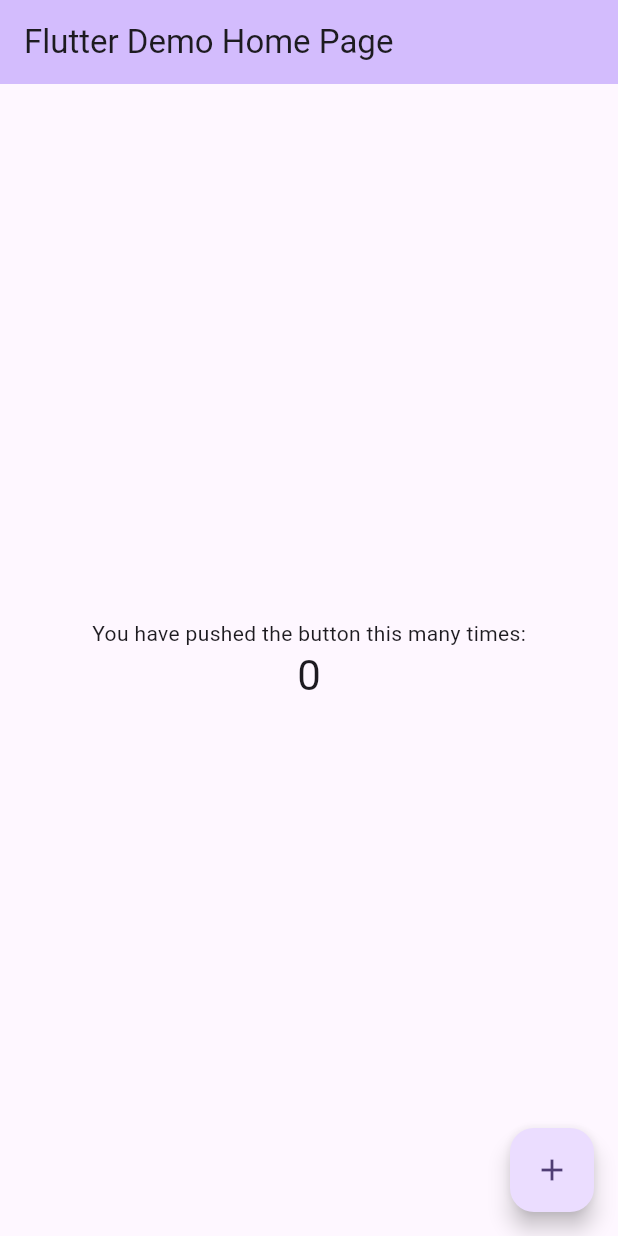
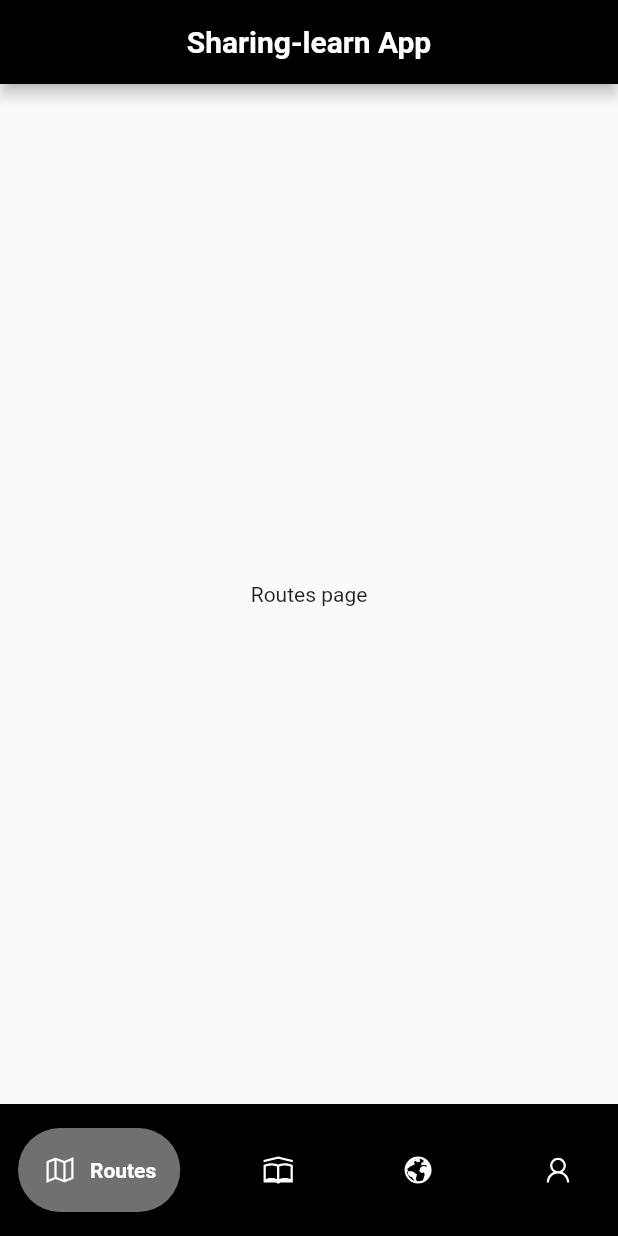
Before and after one commit to nghiatm341/2023.1_Cross-Platform_Study-Planner, a Flutter app: the screen it shows after launch, on a phone screen of 412 x 824 dp. Run offline on Flutter 3.47's test engine with Material 2 defaults, Android fonts, the phone set to English and light mode, and no system bars; drawn by our look-alikes of google_nav_bar; our stand-ins replace line_icons.

Commit message:
sample pages + bottom bar navigation

```diff
--- /dev/null
+++ b/Frontend/lib/AllPages/account_page.dart
@@ -0,0 +1,17 @@
+import 'package:flutter/material.dart';
+
+class AccountPage extends StatefulWidget {
+  const AccountPage({super.key});
+
+  @override
+  State<AccountPage> createState() => _AccountPageState();
+}
+
+class _AccountPageState extends State<AccountPage> {
+  @override
+  Widget build(BuildContext context) {
+    return Scaffold(
+      body: Center(child: Text("Account Page")),
+    );
+  }
+}
--- /dev/null
+++ b/Frontend/lib/AllPages/courses_page.dart
@@ -0,0 +1,19 @@
+import 'package:flutter/material.dart';
+
+class CoursesPage extends StatefulWidget {
+  const CoursesPage({super.key});
+
+  @override
+  State<CoursesPage> createState() => _CoursesPageState();
+}
+
+class _CoursesPageState extends State<CoursesPage> {
+  @override
+  Widget build(BuildContext context) {
+    return Scaffold(
+      body: Center(
+        child: Text("Courses Page")
+      ),
+    );
+  }
+}
--- /dev/null
+++ b/Frontend/lib/AllPages/home_page.dart
@@ -0,0 +1,84 @@
+import 'package:flutter/material.dart';
+import 'package:frontend/AllPages/account_page.dart';
+import 'package:frontend/AllPages/courses_page.dart';
+import 'package:frontend/AllPages/routes_page.dart';
+import 'package:frontend/AllPages/social_page.dart';
+import 'package:google_nav_bar/google_nav_bar.dart';
+import 'package:line_icons/line_icon.dart';
+import 'package:line_icons/line_icons.dart';
+
+class HomePage extends StatefulWidget {
+  HomePage({super.key});
+
+  @override
+  State<HomePage> createState() => _HomePageState();
+}
+
+class _HomePageState extends State<HomePage> {
+
+  int _currentIndexPage = 0;
+
+  void _navigateBottomBar(int index){
+    setState(() {
+      _currentIndexPage = index;
+    });
+  }
+
+  final List _pages = [
+    RoutesPage(),
+    CoursesPage(),
+    SocialPage(),
+    AccountPage()
+  ];
+
+  @override
+  Widget build(BuildContext context) {
+    return Scaffold(
+
+      appBar: AppBar(
+        title: Text("Sharing-learn App"),
+        centerTitle: true,
+        backgroundColor: Colors.black,
+        titleTextStyle: TextStyle(color: Colors.white, fontSize: 20, fontWeight: FontWeight.w600),
+      ),
+
+      body: _pages[_currentIndexPage],
+
+      bottomNavigationBar: Container(
+        color: Colors.black,
+
+        child: Padding(
+          padding: EdgeInsets.symmetric(horizontal: 12.0, vertical: 16),
+          child: GNav(
+            backgroundColor: Colors.black,
+            color: Colors.white,
+            activeColor: Colors.white,
+            tabBackgroundColor: Color.fromARGB(255, 112, 112, 112),
+            gap: 8,
+            padding: EdgeInsets.all(16),
+
+           onTabChange: _navigateBottomBar,
+
+            tabs: const [
+            GButton(
+              icon: LineIcons.map,
+              text: "Routes",
+            ),
+            GButton(
+              icon: LineIcons.school,
+              text: "Courses",
+            ),
+            GButton(
+              icon: LineIcons.globe,
+              text: "Social",
+            ),
+            GButton(
+              icon: LineIcons.user,
+              text: "Account",
+            ),
+          ]),
+        ),
+      ),
+    );
+  }
+}
--- /dev/null
+++ b/Frontend/lib/AllPages/routes_page.dart
@@ -0,0 +1,20 @@
+import 'package:flutter/material.dart';
+
+class RoutesPage extends StatefulWidget {
+  const RoutesPage({super.key});
+
+  @override
+  State<RoutesPage> createState() => _RoutesPageState();
+}
+
+class _RoutesPageState extends State<RoutesPage> {
+  @override
+  Widget build(BuildContext context) {
+    return Scaffold(
+
+      body: Center(
+        child: Text("Routes page"),
+      ),
+    );
+  }
+}
--- /dev/null
+++ b/Frontend/lib/AllPages/social_page.dart
@@ -0,0 +1,19 @@
+import 'package:flutter/material.dart';
+
+class SocialPage extends StatefulWidget {
+  const SocialPage({super.key});
+
+  @override
+  State<SocialPage> createState() => _SocialPageState();
+}
+
+class _SocialPageState extends State<SocialPage> {
+  @override
+  Widget build(BuildContext context) {
+    return Scaffold(
+      body: Center(
+        child: Text("Social Page"),
+      ),
+    );
+  }
+}
--- a/Frontend/lib/main.dart
+++ b/Frontend/lib/main.dart
@@ -1,4 +1,6 @@
 import 'package:flutter/material.dart';
+import 'package:frontend/AllPages/home_page.dart';
+import 'package:frontend/AllPages/routes_page.dart';
 
 void main() {
   runApp(const MyApp());
@@ -7,119 +9,11 @@ void main() {
 class MyApp extends StatelessWidget {
   const MyApp({super.key});
 
-  // This widget is the root of your application.
   @override
   Widget build(BuildContext context) {
     return MaterialApp(
-      title: 'Flutter Demo',
-      theme: ThemeData(
-        // This is the theme of your application.
-        //
-        // TRY THIS: Try running your application with "flutter run". You'll see
-        // the application has a blue toolbar. Then, without quitting the app,
-        // try changing the seedColor in the colorScheme below to Colors.green
-        // and then invoke "hot reload" (save your changes or press the "hot
-        // reload" button in a Flutter-supported IDE, or press "r" if you used
-        // the command line to start the app).
-        //
-        // Notice that the counter didn't reset back to zero; the application
-        // state is not lost during the reload. To reset the state, use hot
-        // restart instead.
-        //
-        // This works for code too, not just values: Most code changes can be
-        // tested with just a hot reload.
-        colorScheme: ColorScheme.fromSeed(seedColor: Colors.deepPurple),
-        useMaterial3: true,
-      ),
-      home: const MyHomePage(title: 'Flutter Demo Home Page'),
+      debugShowCheckedModeBanner: false,
+      home: HomePage(),
     );
   }
 }
-
-class MyHomePage extends StatefulWidget {
-  const MyHomePage({super.key, required this.title});
-
-  // This widget is the home page of your application. It is stateful, meaning
-  // that it has a State object (defined below) that contains fields that affect
-  // how it looks.
-
-  // This class is the configuration for the state. It holds the values (in this
-  // case the title) provided by the parent (in this case the App widget) and
-  // used by the build method of the State. Fields in a Widget subclass are
-  // always marked "final".
-
-  final String title;
-
-  @override
-  State<MyHomePage> createState() => _MyHomePageState();
-}
-
-class _MyHomePageState extends State<MyHomePage> {
-  int _counter = 0;
-
-  void _incrementCounter() {
-    setState(() {
-      // This call to setState tells the Flutter framework that something has
-      // changed in this State, which causes it to rerun the build method below
-      // so that the display can reflect the updated values. If we changed
-      // _counter without calling setState(), then the build method would not be
-      // called again, and so nothing would appear to happen.
-      _counter++;
-    });
-  }
-
-  @override
-  Widget build(BuildContext context) {
-    // This method is rerun every time setState is called, for instance as done
-    // by the _incrementCounter method above.
-    //
-    // The Flutter framework has been optimized to make rerunning build methods
-    // fast, so that you can just rebuild anything that needs updating rather
-    // than having to individually change instances of widgets.
-    return Scaffold(
-      appBar: AppBar(
-        // TRY THIS: Try changing the color here to a specific color (to
-        // Colors.amber, perhaps?) and trigger a hot reload to see the AppBar
-        // change color while the other colors stay the same.
-        backgroundColor: Theme.of(context).colorScheme.inversePrimary,
-        // Here we take the value from the MyHomePage object that was created by
-        // the App.build method, and use it to set our appbar title.
-        title: Text(widget.title),
-      ),
-      body: Center(
-        // Center is a layout widget. It takes a single child and positions it
-        // in the middle of the parent.
-        child: Column(
-          // Column is also a layout widget. It takes a list of children and
-          // arranges them vertically. By default, it sizes itself to fit its
-          // children horizontally, and tries to be as tall as its parent.
-          //
-          // Column has various properties to control how it sizes itself and
-          // how it positions its children. Here we use mainAxisAlignment to
-          // center the children vertically; the main axis here is the vertical
-          // axis because Columns are vertical (the cross axis would be
-          // horizontal).
-          //
-          // TRY THIS: Invoke "debug painting" (choose the "Toggle Debug Paint"
-          // action in the IDE, or press "p" in the console), to see the
-          // wireframe for each widget.
-          mainAxisAlignment: MainAxisAlignment.center,
-          children: <Widget>[
-            const Text(
-              'You have pushed the button this many times:',
-            ),
-            Text(
-              '$_counter',
-              style: Theme.of(context).textTheme.headlineMedium,
-            ),
-          ],
-        ),
-      ),
-      floatingActionButton: FloatingActionButton(
-        onPressed: _incrementCounter,
-        tooltip: 'Increment',
-        child: const Icon(Icons.add),
-      ), // This trailing comma makes auto-formatting nicer for build methods.
-    );
-  }
-}
```
Also changed, not shown: Frontend/pubspec.yaml (+14 -11 lines), Frontend/pubspec.lock.
